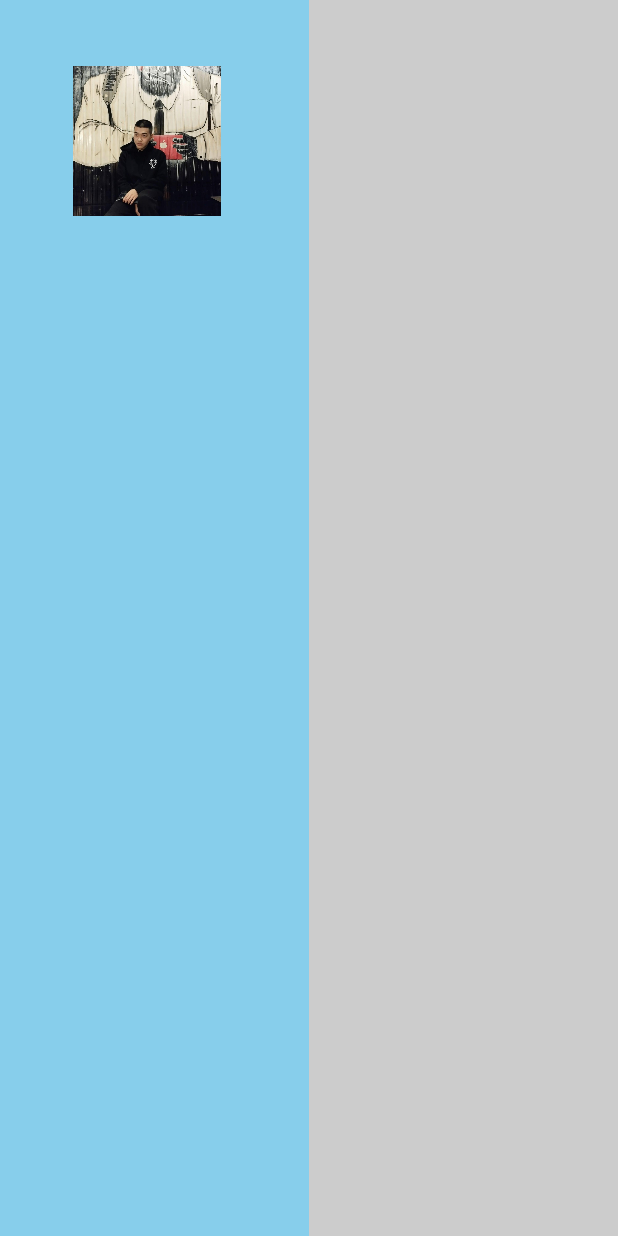
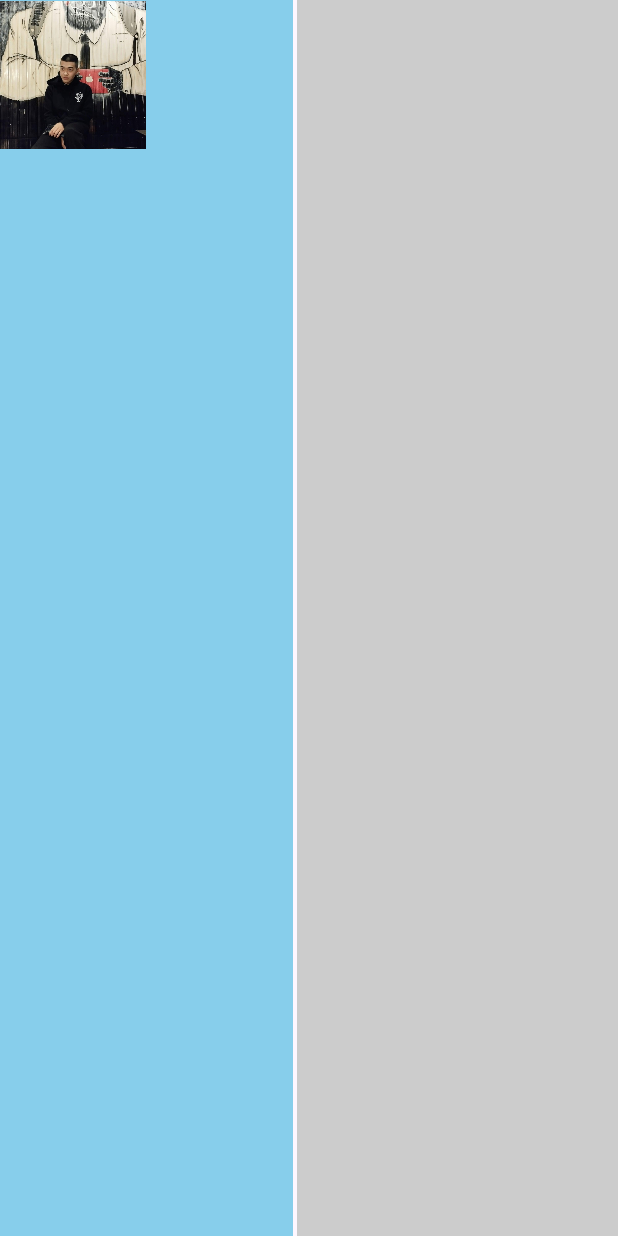
Before and after one commit to ngotrongtin/63131452_AndroidProgramming, an Android app: the screen it shows after launch (MainActivity), on a phone screen of 412 x 824 dp. Run offline under Robolectric (Android 15) with nearby library versions, the phone set to English and light mode, and no system bars.

Commit message:
add word

```diff
--- a/ntu_63131452/Cau3_AppGioiThieu/app/src/main/res/layout/activity_main.xml
+++ b/ntu_63131452/Cau3_AppGioiThieu/app/src/main/res/layout/activity_main.xml
@@ -1,44 +1,41 @@
 <?xml version="1.0" encoding="utf-8"?>
-<androidx.constraintlayout.widget.ConstraintLayout xmlns:android="http://schemas.android.com/apk/res/android"
+<FrameLayout xmlns:android="http://schemas.android.com/apk/res/android"
     xmlns:app="http://schemas.android.com/apk/res-auto"
     xmlns:tools="http://schemas.android.com/tools"
     android:layout_width="match_parent"
-    android:layout_height="match_parent"
-    tools:context=".MainActivity">
+    android:layout_height="match_parent">
+
+    <!-- Nửa màn hình bên trái với background màu xanh da trời -->
+
+    <!-- Nửa màn hình bên phải với background màu xám -->
 
     <View
         android:id="@+id/left_background"
-        android:layout_width="0dp"
+        android:layout_width="195dp"
         android:layout_height="match_parent"
-        android:background="#87CEEB"
-        app:layout_constraintEnd_toStartOf="@id/guideline"
-        app:layout_constraintStart_toStartOf="parent" />
+        android:layout_gravity="start"
+        android:background="#87CEEB" />
 
-    <!-- Nửa màn hình bên phải với background màu xám -->
     <View
         android:id="@+id/right_background"
-        android:layout_width="0dp"
+        android:layout_width="214dp"
         android:layout_height="match_parent"
-        android:background="#CCCCCC"
-        app:layout_constraintStart_toEndOf="@id/guideline"
-        app:layout_constraintEnd_toEndOf="parent" />
+        android:layout_gravity="end"
+        android:background="#CCCCCC" />
 
-    <androidx.constraintlayout.widget.Guideline
-        android:id="@+id/guideline"
+    <FrameLayout
         android:layout_width="wrap_content"
         android:layout_height="wrap_content"
-        android:orientation="vertical"
-        app:layout_constraintGuide_percent="0.5" />
+        android:layout_gravity="top|start">
+
+    </FrameLayout>
 
     <ImageView
-        android:id="@+id/imageView"
-        android:layout_width="100dp"
+        android:id="@+id/imageView3"
+        android:layout_width="97dp"
         android:layout_height="100dp"
-        android:layout_marginTop="44dp"
-        android:layout_marginEnd="264dp"
-        app:layout_constraintEnd_toEndOf="parent"
-        app:layout_constraintTop_toTopOf="parent"
+        android:layout_gravity="top|start"
         app:srcCompat="@drawable/_43420637_1872373729784534_622190529528889603_n" />
 
 
-</androidx.constraintlayout.widget.ConstraintLayout>
+</FrameLayout>
```
Also changed, not shown: ntu_63131452/Cau3_AppGioiThieu/app/src/main/res/drawable/281769.png (added), ntu_63131452/Cau3_AppGioiThieu/app/src/main/res/drawable/lienheIcon.png (added), ntu_63131452/Cau3_AppGioiThieu/app/src/main/res/drawable/png-clipart-educational-attainment-education-background-angle-rectangle-thumbnail.png (added), ntu_63131452/Cau3_AppGioiThieu/app/src/main/res/drawable/pngtree-phone-icon-png-image_1757859.jpg (added), ntu_63131452/Cau3_AppGioiThieu/app/src/main/res/drawable/pngtree-work-briefcase-icon-simple-vector-picture-image_7828682.png (added), 1 other file.
